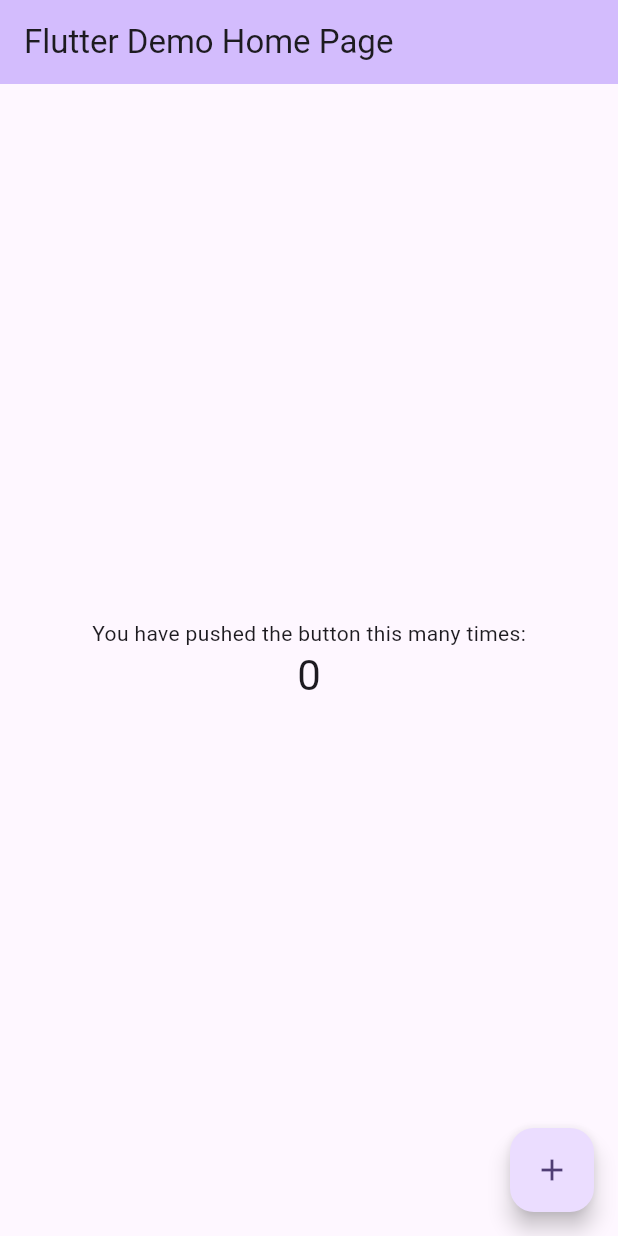
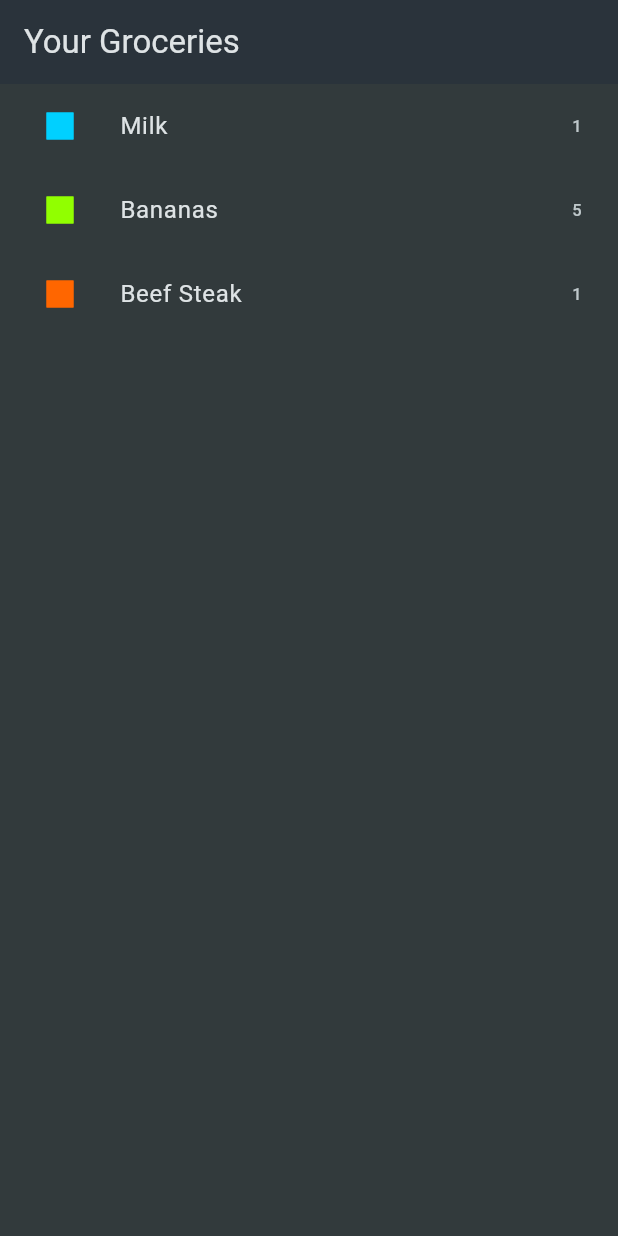
Before and after one commit to sznorbee/shopping_list, a Flutter app: the screen it shows after launch, on a phone screen of 412 x 824 dp. Run offline on Flutter 3.47's test engine with Material 3 defaults, Android fonts, the phone set to English and light mode, and no system bars.

Commit message:
add some data, model and list screen

```diff
--- /dev/null
+++ b/lib/data/dummy_items.dart
@@ -0,0 +1,21 @@
+import 'package:shopping_list/data/categories.dart';
+import 'package:shopping_list/models/category.dart';
+import 'package:shopping_list/models/grocery_item.dart';
+
+final groceryItems = [
+  GroceryItem(
+      id: 'a',
+      name: 'Milk',
+      quantity: 1,
+      category: categories[Categories.dairy]!),
+  GroceryItem(
+      id: 'b',
+      name: 'Bananas',
+      quantity: 5,
+      category: categories[Categories.fruit]!),
+  GroceryItem(
+      id: 'c',
+      name: 'Beef Steak',
+      quantity: 1,
+      category: categories[Categories.meat]!),
+];
--- a/lib/main.dart
+++ b/lib/main.dart
@@ -1,4 +1,5 @@
 import 'package:flutter/material.dart';
+import 'package:shopping_list/screens/list.dart';
 
 void main() {
   runApp(const MyApp());
@@ -11,115 +12,16 @@ class MyApp extends StatelessWidget {
   @override
   Widget build(BuildContext context) {
     return MaterialApp(
-      title: 'Flutter Demo',
-      theme: ThemeData(
-        // This is the theme of your application.
-        //
-        // TRY THIS: Try running your application with "flutter run". You'll see
-        // the application has a purple toolbar. Then, without quitting the app,
-        // try changing the seedColor in the colorScheme below to Colors.green
-        // and then invoke "hot reload" (save your changes or press the "hot
-        // reload" button in a Flutter-supported IDE, or press "r" if you used
-        // the command line to start the app).
-        //
-        // Notice that the counter didn't reset back to zero; the application
-        // state is not lost during the reload. To reset the state, use hot
-        // restart instead.
-        //
-        // This works for code too, not just values: Most code changes can be
-        // tested with just a hot reload.
-        colorScheme: ColorScheme.fromSeed(seedColor: Colors.deepPurple),
-        useMaterial3: true,
+      title: 'Flutter Groceries',
+      theme: ThemeData.dark().copyWith(
+        colorScheme: ColorScheme.fromSeed(
+          seedColor: const Color.fromARGB(255, 147, 229, 250),
+          brightness: Brightness.dark,
+          surface: const Color.fromARGB(255, 42, 51, 59),
+        ),
+        scaffoldBackgroundColor: const Color.fromARGB(255, 50, 58, 60),
       ),
-      home: const MyHomePage(title: 'Flutter Demo Home Page'),
+      home:  const ListScreen(),
     );
   }
 }
-
-class MyHomePage extends StatefulWidget {
-  const MyHomePage({super.key, required this.title});
-
-  // This widget is the home page of your application. It is stateful, meaning
-  // that it has a State object (defined below) that contains fields that affect
-  // how it looks.
-
-  // This class is the configuration for the state. It holds the values (in this
-  // case the title) provided by the parent (in this case the App widget) and
-  // used by the build method of the State. Fields in a Widget subclass are
-  // always marked "final".
-
-  final String title;
-
-  @override
-  State<MyHomePage> createState() => _MyHomePageState();
-}
-
-class _MyHomePageState extends State<MyHomePage> {
-  int _counter = 0;
-
-  void _incrementCounter() {
-    setState(() {
-      // This call to setState tells the Flutter framework that something has
-      // changed in this State, which causes it to rerun the build method below
-      // so that the display can reflect the updated values. If we changed
-      // _counter without calling setState(), then the build method would not be
-      // called again, and so nothing would appear to happen.
-      _counter++;
-    });
-  }
-
-  @override
-  Widget build(BuildContext context) {
-    // This method is rerun every time setState is called, for instance as done
-    // by the _incrementCounter method above.
-    //
-    // The Flutter framework has been optimized to make rerunning build methods
-    // fast, so that you can just rebuild anything that needs updating rather
-    // than having to individually change instances of widgets.
-    return Scaffold(
-      appBar: AppBar(
-        // TRY THIS: Try changing the color here to a specific color (to
-        // Colors.amber, perhaps?) and trigger a hot reload to see the AppBar
-        // change color while the other colors stay the same.
-        backgroundColor: Theme.of(context).colorScheme.inversePrimary,
-        // Here we take the value from the MyHomePage object that was created by
-        // the App.build method, and use it to set our appbar title.
-        title: Text(widget.title),
-      ),
-      body: Center(
-        // Center is a layout widget. It takes a single child and positions it
-        // in the middle of the parent.
-        child: Column(
-          // Column is also a layout widget. It takes a list of children and
-          // arranges them vertically. By default, it sizes itself to fit its
-          // children horizontally, and tries to be as tall as its parent.
-          //
-          // Column has various properties to control how it sizes itself and
-          // how it positions its children. Here we use mainAxisAlignment to
-          // center the children vertically; the main axis here is the vertical
-          // axis because Columns are vertical (the cross axis would be
-          // horizontal).
-          //
-          // TRY THIS: Invoke "debug painting" (choose the "Toggle Debug Paint"
-          // action in the IDE, or press "p" in the console), to see the
-          // wireframe for each widget.
-          mainAxisAlignment: MainAxisAlignment.center,
-          children: <Widget>[
-            const Text(
-              'You have pushed the button this many times:',
-            ),
-            Text(
-              '$_counter',
-              style: Theme.of(context).textTheme.headlineMedium,
-            ),
-          ],
-        ),
-      ),
-      floatingActionButton: FloatingActionButton(
-        onPressed: _incrementCounter,
-        tooltip: 'Increment',
-        child: const Icon(Icons.add),
-      ), // This trailing comma makes auto-formatting nicer for build methods.
-    );
-  }
-}
--- /dev/null
+++ b/lib/screens/list.dart
@@ -0,0 +1,37 @@
+import 'package:flutter/material.dart';
+import 'package:shopping_list/data/dummy_items.dart';
+
+class ListScreen extends StatelessWidget {
+  const ListScreen({super.key});
+
+  @override
+  Widget build(BuildContext context) {
+    return Scaffold(
+      appBar: AppBar(
+        title: const Text('Your Groceries'),
+      ),
+      body: ListView(
+        children: [
+          for (final item in groceryItems)
+            ListTile(
+              leading: Checkbox(
+                value: false,
+                onChanged: (value) {},
+                checkColor: Colors.white,
+                fillColor: MaterialStateProperty.all(item.category.color),
+                side: BorderSide(
+                  color: item.category.color,
+                  width: 3,
+                ),
+                shape: RoundedRectangleBorder(
+                  borderRadius: BorderRadius.circular(0),
+                ),
+              ),
+              title: Text(item.name),
+              trailing: Text(item.quantity.toString()),
+            ),
+        ],
+      ),
+    );
+  }
+}
```
Also changed, not shown: lib/data/categories.dart (added, +45 -0 lines), lib/models/category.dart (added, +21 -0 lines), lib/models/grocery_item.dart (added, +15 -0 lines).
